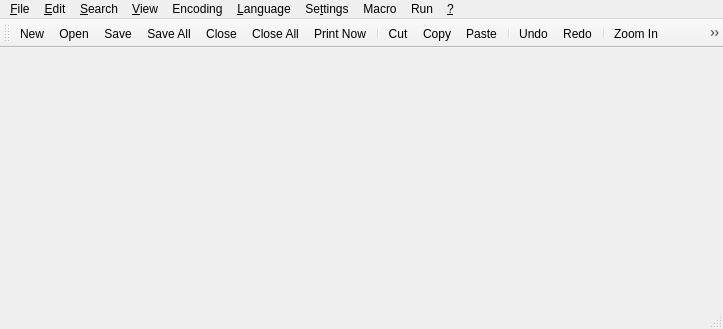
Qt form src/ui/mainwindow.ui (notepadqq/notepadqq) before a commit.
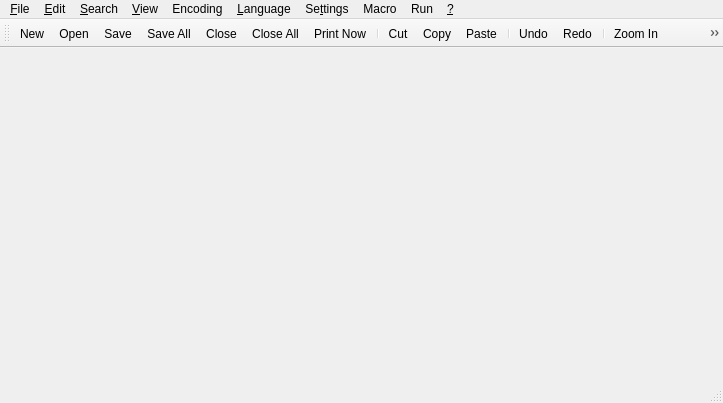
The same form after that commit. Icons and pictures are not drawn.

Commit message: Command line parameters

The edit to the form file:
```diff
--- a/src/ui/mainwindow.ui
+++ b/src/ui/mainwindow.ui
@@ -7,7 +7,7 @@
     <x>0</x>
     <y>0</y>
     <width>723</width>
-    <height>329</height>
+    <height>403</height>
    </rect>
   </property>
   <property name="windowTitle">
```
The commit also changes 2 other files.
